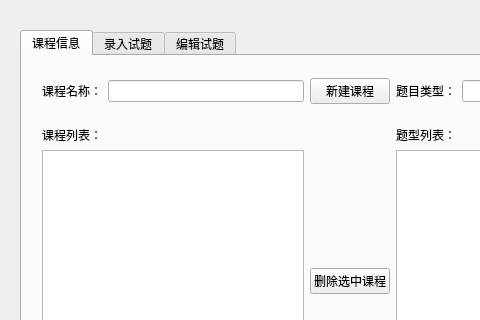
First picture: the form in newsubjectform.ui, repository andyhuzhill/PaperGenerator, before the edit; both pictures show x 0 to 480 and y 0 to 320 of the 786 by 522 pixel window.
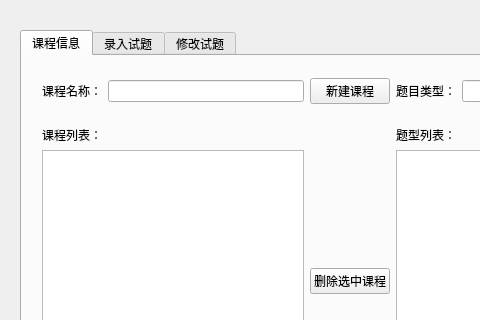
Second picture: the form after the edit.

```diff
--- a/newsubjectform.ui
+++ b/newsubjectform.ui
@@ -318,7 +318,7 @@
    </widget>
    <widget class="QWidget" name="tab_3">
     <attribute name="title">
-     <string>编辑试题</string>
+     <string>修改试题</string>
     </attribute>
     <widget class="QTextBrowser" name="questionBrowser">
      <property name="geometry">
```
